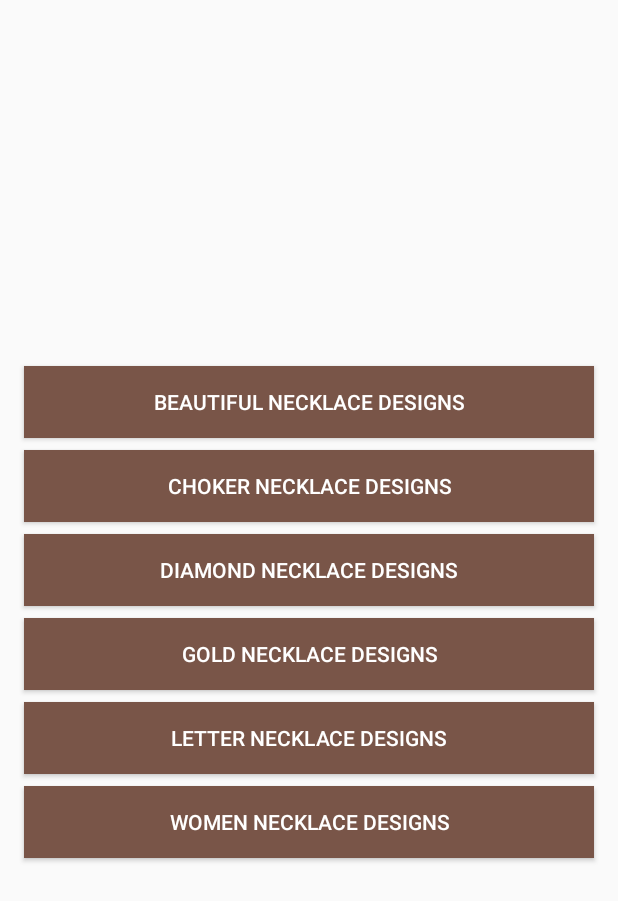
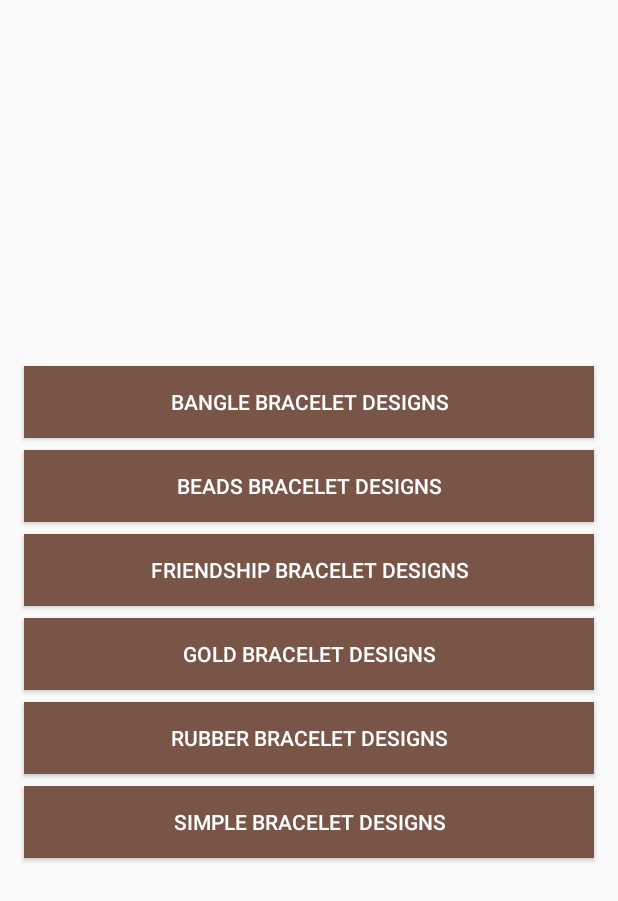
Before and after one commit to appinspire/ImageDesigns, an Android app: the CategoryActivity screen opened directly, with no data from a screen before it, on a phone screen of 412 x 824 dp. Shown: the top 901 px of the screen. Run offline under Robolectric (Android 15) with nearby library versions, the phone set to English and light mode, and no system bars; our stand-ins replace AdMob.

Commit message:
bracelet design complete

```diff
--- a/app/build.gradle
+++ b/app/build.gradle
@@ -4,7 +4,7 @@ android {
     compileSdkVersion 26
     buildToolsVersion "26.0.2"
     defaultConfig {
-        applicationId "com.optimisedapps.necklacedesigns"
+        applicationId "com.optimisedapps.braceletdesigns"
         minSdkVersion 19
         targetSdkVersion 26
         versionCode 1
--- a/app/src/main/AndroidManifest.xml
+++ b/app/src/main/AndroidManifest.xml
@@ -7,10 +7,10 @@
     <application
         android:allowBackup="true"
         android:hardwareAccelerated="true"
-        android:icon="@drawable/pendant"
+        android:icon="@drawable/bracelet"
         android:label="@string/app_name"
         android:largeHeap="true"
-        android:roundIcon="@drawable/pendant"
+        android:roundIcon="@drawable/bracelet"
         android:supportsRtl="true"
         android:theme="@style/AppTheme">
         <activity
@@ -22,6 +22,7 @@
                 <action android:name="android.intent.action.MAIN" />
 
                 <category android:name="android.intent.category.LAUNCHER" />
+                <action android:name="android.intent.action.VIEW" />
             </intent-filter>
         </activity>
         <activity
--- a/app/src/main/java/com/amanapps/imagedesigns/CategoryActivity.java
+++ b/app/src/main/java/com/amanapps/imagedesigns/CategoryActivity.java
@@ -73,21 +73,21 @@ public class CategoryActivity extends AppCompatActivity  implements View.OnClick
 
     private void createCategoriesdata() {
         categoryNames = new HashMap<>();
-        categoryNames.put(R.id.btn_category1,"Beautiful Necklace Designs");
-        categoryNames.put(R.id.btn_category2,"Choker Necklace Designs");
-        categoryNames.put(R.id.btn_category3,"Diamond Necklace Designs");
-        categoryNames.put(R.id.btn_category4,"Gold Necklace Designs");
-        categoryNames.put(R.id.btn_category5,"Letter Necklace Designs");
-        categoryNames.put(R.id.btn_category6,"Women Necklace Designs");
+        categoryNames.put(R.id.btn_category1,"Bangle Bracelet Designs");
+        categoryNames.put(R.id.btn_category2,"Beads Bracelet Designs");
+        categoryNames.put(R.id.btn_category3,"Friendship Bracelet Designs");
+        categoryNames.put(R.id.btn_category4,"Gold Bracelet Designs");
+        categoryNames.put(R.id.btn_category5,"Rubber Bracelet Designs");
+        categoryNames.put(R.id.btn_category6,"Simple Bracelet Designs");
 //        categoryNames.put(R.id.btn_category7,"Women Necklace Designs");
 //        categoryNames.put(R.id.btn_category8,"Women Necklace Designs");
         categoryIds = new HashMap<>();
-        categoryIds.put(R.id.btn_category1,CategoryEnum.BEAUTIFUL.getValue());
-        categoryIds.put(R.id.btn_category2,CategoryEnum.CHOKER.getValue());
-        categoryIds.put(R.id.btn_category3,CategoryEnum.DIAMOND.getValue());
+        categoryIds.put(R.id.btn_category1,CategoryEnum.BANGLE.getValue());
+        categoryIds.put(R.id.btn_category2,CategoryEnum.BEADS.getValue());
+        categoryIds.put(R.id.btn_category3,CategoryEnum.FRIENDSHIP.getValue());
         categoryIds.put(R.id.btn_category4,CategoryEnum.GOLD.getValue());
-        categoryIds.put(R.id.btn_category5,CategoryEnum.LETTER.getValue());
-        categoryIds.put(R.id.btn_category6,CategoryEnum.WOMEN.getValue());
+        categoryIds.put(R.id.btn_category5,CategoryEnum.RUBBER.getValue());
+        categoryIds.put(R.id.btn_category6,CategoryEnum.SIMPLE.getValue());
 //        categoryIds.put(R.id.btn_category7,CategoryEnum.BEAUTIFUL.getValue());
 //        categoryIds.put(R.id.btn_category8,CategoryEnum.BEAUTIFUL.getValue());
     }
--- a/app/src/main/java/com/amanapps/imagedesigns/utils/Constants.java
+++ b/app/src/main/java/com/amanapps/imagedesigns/utils/Constants.java
@@ -8,5 +8,5 @@ public class Constants {
     public static final String FIRST_RUN = "first_time_run";
     public static final String BANNER_ID= "admob_banner_id";
     public static final String DATA= "data";
-    public static final String APP_NAME= "necklacedesigns";
+    public static final String APP_NAME= "braceletdesigns";
 }
--- a/app/src/main/res/layout/activity_splash.xml
+++ b/app/src/main/res/layout/activity_splash.xml
@@ -12,7 +12,7 @@
         android:layout_marginEnd="16dp"
         android:layout_marginStart="16dp"
         android:layout_marginTop="8dp"
-        android:src="@drawable/pendant"
+        android:src="@drawable/bracelet"
         app:layout_constraintBottom_toTopOf="@+id/text_appname"
         app:layout_constraintEnd_toEndOf="parent"
         app:layout_constraintHorizontal_bias="0.5"
--- a/app/src/main/res/values/strings.xml
+++ b/app/src/main/res/values/strings.xml
@@ -1,6 +1,6 @@
 <resources>
-    <string name="app_name">Necklace Designs</string>
-    <string name="splash_text">Necklace Designs</string>
+    <string name="app_name">Bracelet Designs</string>
+    <string name="splash_text">Bracelet Designs</string>
     <string name="msg_exit">Are you sure you want to exit?</string>
     <string name="button_cancel">Cancel</string>
     <string name="button_confirm">Confirm</string>
```
Also changed, not shown: app/src/main/java/com/amanapps/imagedesigns/ImagesActivity.java (+9 -9 lines), app/src/main/java/com/amanapps/imagedesigns/enums/CategoryEnum.java (+5 -5 lines), app/src/main/java/com/amanapps/imagedesigns/models/Configuration.java (+7 -6 lines), app/src/main/res/drawable/bracelet.png (added), app/src/main/res/drawable/earrings_icon.png (deleted), 1 other file.
